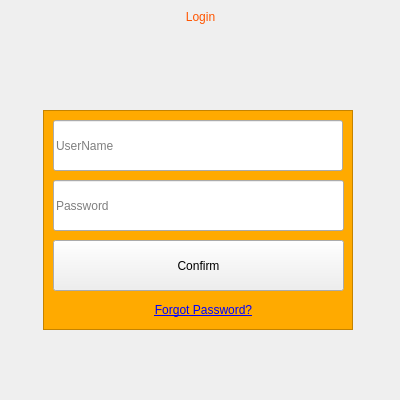
Above: signinwindow.ui from mozali1386-alt/Ketab_e_Man before the change. Below: the same form after it.
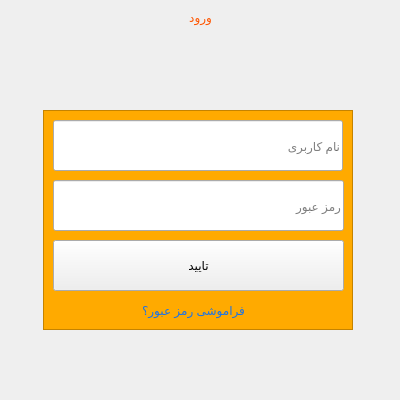
That is the form after the change. Icons and pictures are not drawn.

Commit message: Translate login and signin pages UI to persian

```diff
--- a/signinwindow.ui
+++ b/signinwindow.ui
@@ -51,7 +51,7 @@
 color: rgb(255, 85, 0);</string>
     </property>
     <property name="text">
-     <string>Login</string>
+     <string>ورود</string>
     </property>
     <property name="alignment">
      <set>Qt::AlignHCenter|Qt::AlignTop</set>
@@ -94,7 +94,7 @@
       <string/>
      </property>
      <property name="placeholderText">
-      <string>UserName</string>
+      <string>نام کاربری</string>
      </property>
     </widget>
     <widget class="QLineEdit" name="lineEdit_Password">
@@ -110,7 +110,7 @@
       <string notr="true"/>
      </property>
      <property name="placeholderText">
-      <string>Password</string>
+      <string>رمز عبور</string>
      </property>
     </widget>
     <widget class="QPushButton" name="pushButton_Confirm">
@@ -126,24 +126,23 @@
       <string notr="true"/>
      </property>
      <property name="text">
-      <string>Confirm</string>
+      <string>تایید</string>
      </property>
     </widget>
     <widget class="QPushButton" name="pushButton_forgetpassword">
      <property name="geometry">
       <rect>
-       <x>110</x>
+       <x>100</x>
        <y>190</y>
        <width>101</width>
-       <height>20</height>
+       <height>21</height>
       </rect>
      </property>
      <property name="styleSheet">
       <string notr="true">QPushButton {
-    color: blue;
     border: none;
     background: transparent;
-    text-decoration: underline;
+    color: #1a73e8;
 }
 
 QPushButton:hover {
@@ -151,7 +150,7 @@
 }</string>
      </property>
      <property name="text">
-      <string>Forgot Password?</string>
+      <string>فراموشی رمز عبور؟</string>
      </property>
      <property name="flat">
       <bool>true</bool>
```
Left out of the diff: 4 changed lines with no effect on the pictures. The commit also changes 1 other file.
